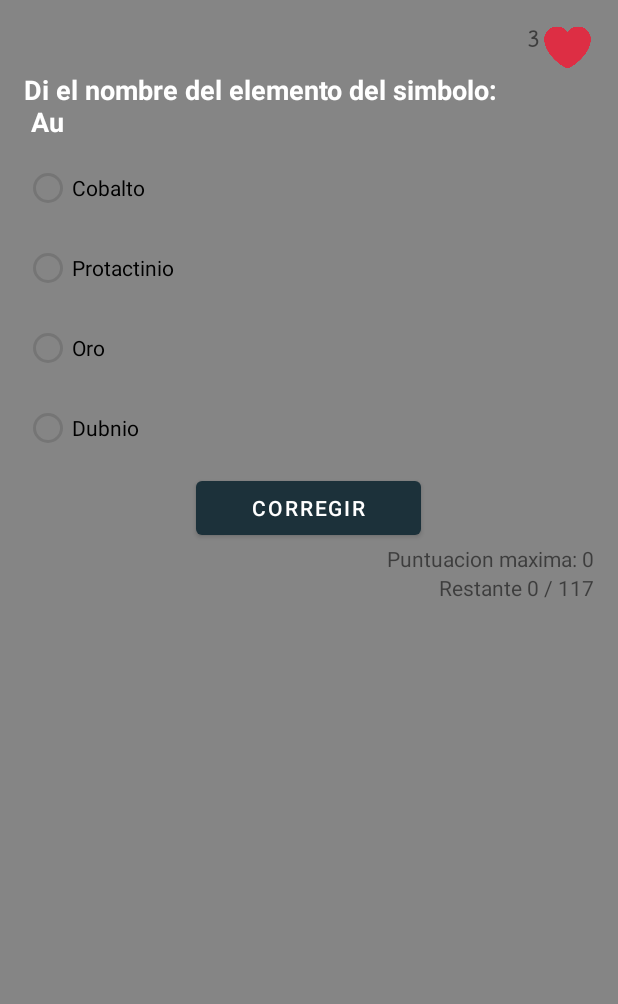
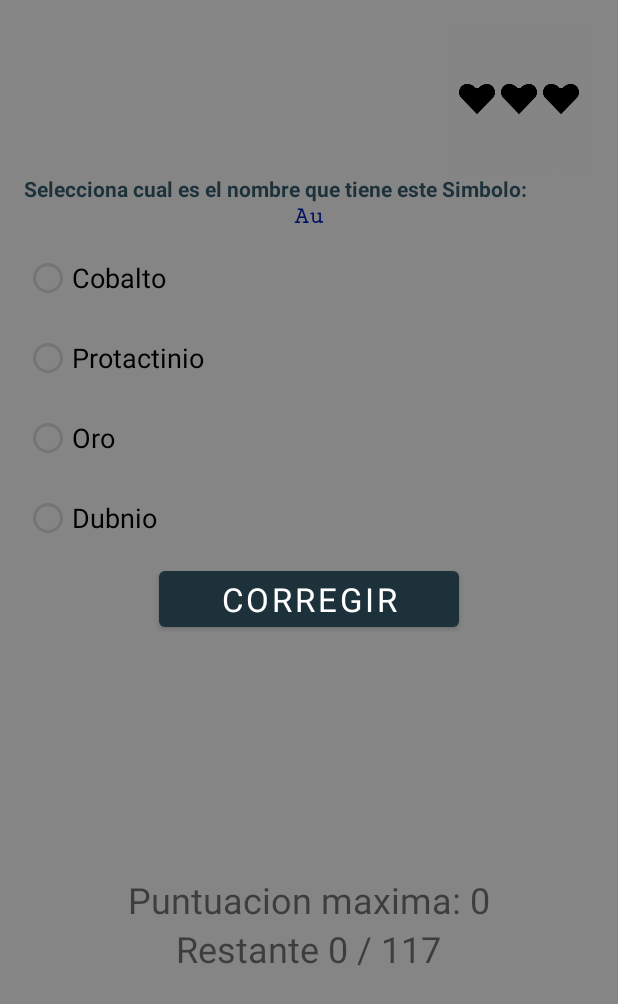
Before and after one commit to TheHypnoo/TablaPeriodica, an Android app: the Game screen opened directly, with no data from a screen before it, on a phone screen of 412 x 824 dp. Shown: the top 1004 px of the screen. Run offline under Robolectric (Android 15) with nearby library versions, the phone set to English and light mode, and no system bars.

Commit message:
Vidas cambiado...

```diff
--- a/app/src/main/java/com/sergigonzalez/tablaperiodica/Game.java
+++ b/app/src/main/java/com/sergigonzalez/tablaperiodica/Game.java
@@ -8,8 +8,10 @@
 import android.os.Bundle;
 import android.os.Handler;
 import android.os.Looper;
+import android.view.View;
 import android.view.Window;
 import android.widget.Button;
+import android.widget.ImageView;
 import android.widget.RadioButton;
 import android.widget.RadioGroup;
 import android.widget.TextView;
@@ -17,7 +19,11 @@
 
 public class Game extends AppCompatActivity {
     TextView enunciadoJuego;
+    TextView Simbolo;
     TextView muestraVidas;
+    ImageView tresCorazones;
+    ImageView dosCorazones;
+    ImageView unCorazon;
     RadioButton bt_radio1;
     RadioButton bt_radio2;
     RadioButton bt_radio3;
@@ -49,7 +55,11 @@
 
     public void FindID() {
         enunciadoJuego = findViewById(R.id.enunciadoJuego);
+        Simbolo = findViewById(R.id.simboloTextView);
         muestraVidas = findViewById(R.id.Vidas);
+        tresCorazones = findViewById(R.id.trescorazones);
+        dosCorazones = findViewById(R.id.doscorazones);
+        unCorazon = findViewById(R.id.uncorazon);
         bt_radio1 = findViewById(R.id.bt_radio1);
         bt_radio2 = findViewById(R.id.bt_radio2);
         bt_radio3 = findViewById(R.id.bt_radio3);
@@ -79,7 +89,8 @@
     @SuppressLint("SetTextI18n")
     public void preguntaActual(){
         Restante.setText("Restante "+ elementoActual +" / 117");
-        enunciadoJuego.setText("Di el nombre del elemento del simbolo:\n "+allElementos.ArrElemento[elementoActual].getSimbolo());
+        enunciadoJuego.setText("Selecciona cual es el nombre que tiene este Simbolo: ");
+        Simbolo.setText(allElementos.ArrElemento[elementoActual].getSimbolo());
         int numAux = (int) (Math.random()*4+1);
         muestraVidas.setText(String.valueOf(vida));
         if(numAux==1)
@@ -170,8 +181,12 @@
 
             vida--;
             if(vida == 2) {
+                tresCorazones.setVisibility(View.GONE);
+                dosCorazones.setVisibility(View.VISIBLE);
                 Toast.makeText(Game.this, "Te queda "+vida+" vidas", Toast.LENGTH_SHORT).show();
             } else if(vida == 1) {
+                dosCorazones.setVisibility(View.GONE);
+                unCorazon.setVisibility(View.VISIBLE);
                 Toast.makeText(Game.this, "Cuidado te queda solamente "+vida+" vida!", Toast.LENGTH_SHORT).show();
             } else if(vida == 0) {
                 Toast.makeText(Game.this, "Te has quedado sin vidas!", Toast.LENGTH_SHORT).show();
@@ -185,122 +200,4 @@
         }
 
     }
-
-    /*
-    public void Game(){
-        int ArrPos = (int)Math.floor(Math.random()*(-(116 + 0))+(116));
-        int ArrPos2 = (int)Math.floor(Math.random()*(-(116 + 0))+(116));
-        int ArrPos3 = (int)Math.floor(Math.random()*(-(116 + 0))+(116));
-        int ArrPos4 = (int)Math.floor(Math.random()*(-(116 + 0))+(116));
-        int aleatorio = (int)Math.floor(Math.random()*(-(10 + 0))+(10));
-        int aleatorio2 = (int)Math.floor(Math.random()*(1-(4+1))+(4));
-        //Hago que no se repitan!
-        if(ArrPos == ArrPos2 || ArrPos == ArrPos3 || ArrPos == ArrPos4) {
-            ArrPos = (int)Math.floor(Math.random()*(0-(116+1))+(116));
-        } else if(ArrPos2 == ArrPos || ArrPos2 == ArrPos3 || ArrPos2 == ArrPos4) {
-            ArrPos2 = (int)Math.floor(Math.random()*(0-(116+1))+(116));
-        } else if(ArrPos3 == ArrPos || ArrPos3 == ArrPos2 || ArrPos3 == ArrPos4) {
-            ArrPos3 = (int)Math.floor(Math.random()*(0-(116+1))+(116));
-        } else if(ArrPos4 == ArrPos || ArrPos4 == ArrPos2 || ArrPos4 == ArrPos3) {
-            ArrPos4 = (int)Math.floor(Math.random()*(0-(116+1))+(116));
-        }
-
-       // if(aleatorio <= 5) {
-            enunciadoJuego.setText("Selecciona cual es el nombre de este Simbolo: "+allElementos.ArrElemento[ArrPos].getSimbolo());
-            if(aleatorio2 == 1) {
-                bt_radio1.setText(allElementos.ArrElemento[ArrPos].getNombre());
-                bt_radio2.setText(allElementos.ArrElemento[ArrPos2].getNombre());
-                bt_radio3.setText(allElementos.ArrElemento[ArrPos3].getNombre());
-                bt_radio4.setText(allElementos.ArrElemento[ArrPos4].getNombre());
-            } else if(aleatorio2 == 2) {
-                bt_radio1.setText(allElementos.ArrElemento[ArrPos2].getNombre());
-                bt_radio2.setText(allElementos.ArrElemento[ArrPos].getNombre());
-                bt_radio3.setText(allElementos.ArrElemento[ArrPos3].getNombre());
-                bt_radio4.setText(allElementos.ArrElemento[ArrPos4].getNombre());
-            } else if(aleatorio2 == 3) {
-                bt_radio1.setText(allElementos.ArrElemento[ArrPos2].getNombre());
-                bt_radio2.setText(allElementos.ArrElemento[ArrPos3].getNombre());
-                bt_radio3.setText(allElementos.ArrElemento[ArrPos].getNombre());
-                bt_radio4.setText(allElementos.ArrElemento[ArrPos4].getNombre());
-            } else if(aleatorio2 == 4) {
-                bt_radio1.setText(allElementos.ArrElemento[ArrPos2].getNombre());
-                bt_radio2.setText(allElementos.ArrElemento[ArrPos3].getNombre());
-                bt_radio3.setText(allElementos.ArrElemento[ArrPos4].getNombre());
-                bt_radio4.setText(allElementos.ArrElemento[ArrPos].getNombre());
-            }
-        } else if( aleatorio > 5) {
-            enunciadoJuego.setText("Selecciona cual es el Simbolo de este nombre: "+allElementos.ArrElemento[ArrPos].getNombre());
-            if(aleatorio2 == 1) {
-                bt_radio1.setText(allElementos.ArrElemento[ArrPos].getSimbolo());
-                bt_radio2.setText(allElementos.ArrElemento[ArrPos2].getSimbolo());
-                bt_radio3.setText(allElementos.ArrElemento[ArrPos3].getSimbolo());
-                bt_radio4.setText(allElementos.ArrElemento[ArrPos4].getSimbolo());
-            } else if(aleatorio2 == 2) {
-                bt_radio1.setText(allElementos.ArrElemento[ArrPos2].getSimbolo());
-                bt_radio2.setText(allElementos.ArrElemento[ArrPos].getSimbolo());
-                bt_radio3.setText(allElementos.ArrElemento[ArrPos3].getSimbolo());
-                bt_radio4.setText(allElementos.ArrElemento[ArrPos4].getSimbolo());
-            } else if(aleatorio2 == 3) {
-                bt_radio1.setText(allElementos.ArrElemento[ArrPos2].getSimbolo());
-                bt_radio2.setText(allElementos.ArrElemento[ArrPos3].getSimbolo());
-                bt_radio3.setText(allElementos.ArrElemento[ArrPos].getSimbolo());
-                bt_radio4.setText(allElementos.ArrElemento[ArrPos4].getSimbolo());
-            } else if(aleatorio2 == 4) {
-                bt_radio1.setText(allElementos.ArrElemento[ArrPos2].getSimbolo());
-                bt_radio2.setText(allElementos.ArrElemento[ArrPos3].getSimbolo());
-                bt_radio3.setText(allElementos.ArrElemento[ArrPos4].getSimbolo());
-                bt_radio4.setText(allElementos.ArrElemento[ArrPos].getSimbolo());
-            }
-        }
-
-
-
-        int finalArrPos = ArrPos;
-        bt_corregir.setOnClickListener(v -> {
-            if(bt_radio1.getText().toString().equals(allElementos.ArrElemento[finalArrPos].getNombre())) {
-                System.out.println("Correcto!1");
-                Game();
-            } else if(bt_radio2.getText().toString().equals(allElementos.ArrElemento[finalArrPos].getNombre())){
-                System.out.println("Correcto!2");
-                Game();
-            } else if(bt_radio3.getText().toString().equals(allElementos.ArrElemento[finalArrPos].getNombre())) {
-                System.out.println("Correcto!3");
-                Game();
-            } else if(bt_radio4.getText().toString().equals(allElementos.ArrElemento[finalArrPos].getNombre())) {
-                System.out.println("Correcto!4");
-                Game();
-            } else if(!bt_radio1.getText().toString().equals(allElementos.ArrElemento[finalArrPos].getNombre())) {
-                System.out.println("Incorrecto!1");
-            } else if(!bt_radio2.getText().toString().equals(allElementos.ArrElemento[finalArrPos].getNombre())){
-                System.out.println("Incorrecto!2");
-            } else if(!bt_radio3.getText().toString().equals(allElementos.ArrElemento[finalArrPos].getNombre())) {
-                System.out.println("Incorrecto!3");
-            } else if(!bt_radio4.getText().toString().equals(allElementos.ArrElemento[finalArrPos].getNombre())) {
-                System.out.println("Incorrecto!4");
-                /*
-            } else if(bt_radio1.getText() == allElementos.ArrElemento[finalArrPos].getSimbolo()) {
-                System.out.println("Correcto!5");
-                Game();
-            } else if(bt_radio2.getText() == allElementos.ArrElemento[finalArrPos].getSimbolo()){
-                System.out.println("Correcto!6");
-                Game();
-            } else if(bt_radio3.getText() == allElementos.ArrElemento[finalArrPos].getSimbolo()) {
-                System.out.println("Correcto!7");
-                Game();
-            } else if(bt_radio4.getText() == allElementos.ArrElemento[finalArrPos].getSimbolo()) {
-                System.out.println("Correcto!8");
-                Game();
-            }else if(bt_radio1.getText() != allElementos.ArrElemento[finalArrPos].getSimbolo()) {
-                System.out.println("Incorrecto!5");
-            } else if(bt_radio2.getText() != allElementos.ArrElemento[finalArrPos].getSimbolo()){
-                System.out.println("Incorrecto!6");
-            } else if(bt_radio3.getText() != allElementos.ArrElemento[finalArrPos].getSimbolo()) {
-                System.out.println("Incorrecto!7");
-            } else if(bt_radio4.getText() != allElementos.ArrElemento[finalArrPos].getSimbolo()) {
-                System.out.println("Incorrecto!8");
-            }
-
-        }});
-
-        */
 }
--- a/app/src/main/res/layout/activity_game.xml
+++ b/app/src/main/res/layout/activity_game.xml
@@ -32,14 +32,40 @@
                 android:layout_width="wrap_content"
                 android:layout_height="wrap_content"
                 android:fontFamily="serif-monospace"
-                android:textSize="18sp"
-                android:textStyle="bold" />
+                android:textSize="24sp"
+                android:textStyle="bold"
+                android:visibility="gone"
+                tools:visibility="gone" />
 
             <ImageView
-                android:id="@+id/imageView2"
-                android:layout_width="35dp"
-                android:layout_height="31dp"
-                app:srcCompat="@mipmap/corazon" />
+                android:id="@+id/trescorazones"
+                android:layout_width="100dp"
+                android:layout_height="100dp"
+                android:layout_gravity="right"
+                android:adjustViewBounds="true"
+                android:scaleType="fitXY"
+                app:srcCompat="@mipmap/trescorazones" />
+
+            <ImageView
+                android:id="@+id/doscorazones"
+                android:layout_width="100dp"
+                android:layout_height="100dp"
+                android:layout_gravity="right"
+                android:layout_weight="0"
+                android:visibility="gone"
+                android:adjustViewBounds="true"
+                android:scaleType="fitXY"
+                app:srcCompat="@mipmap/doscorazones" />
+
+            <ImageView
+                android:id="@+id/uncorazon"
+                android:layout_width="100dp"
+                android:layout_height="100dp"
+                android:layout_weight="1"
+                android:visibility="gone"
+                android:adjustViewBounds="true"
+                android:scaleType="fitXY"
+                app:srcCompat="@mipmap/uncorazon" />
 
         </LinearLayout>
 
@@ -47,9 +73,21 @@
             android:id="@+id/enunciadoJuego"
             android:layout_width="match_parent"
             android:layout_height="wrap_content"
-            android:hint="Selecciona cual es el nombre del elemento de este Simbolo:"
-            android:textColor="#FFFFFF"
-            android:textSize="18sp"
+            android:layout_gravity="center"
+            android:hint="Selecciona cual es el nombre que tiene este Simbolo:"
+            android:textColor="@color/colorPrimary"
+            android:textSize="14sp"
+            android:textStyle="bold" />
+
+        <TextView
+            android:id="@+id/simboloTextView"
+            android:layout_width="match_parent"
+            android:layout_height="wrap_content"
+            android:fontFamily="serif-monospace"
+            android:gravity="center"
+            android:hint="Simbolo"
+            android:textColor="@color/colorPrimaryDark"
+            android:textSize="16dp"
             android:textStyle="bold" />
 
         <Space
@@ -64,6 +102,7 @@
             <RadioButton
                 android:id="@+id/bt_radio1"
                 android:layout_width="match_parent"
+                android:textSize="18dp"
                 android:layout_height="wrap_content" />
 
             <Space
@@ -73,6 +112,7 @@
             <RadioButton
                 android:id="@+id/bt_radio2"
                 android:layout_width="match_parent"
+                android:textSize="18dp"
                 android:layout_height="wrap_content" />
 
             <Space
@@ -82,6 +122,7 @@
             <RadioButton
                 android:id="@+id/bt_radio3"
                 android:layout_width="match_parent"
+                android:textSize="18dp"
                 android:layout_height="wrap_content" />
 
             <Space
@@ -91,6 +132,7 @@
             <RadioButton
                 android:id="@+id/bt_radio4"
                 android:layout_width="match_parent"
+                android:textSize="18dp"
                 android:layout_height="wrap_content" />
 
             <Space
@@ -99,24 +141,24 @@
 
             <Button
                 android:id="@+id/bt_corregir"
-                android:layout_width="150dp"
+                android:layout_width="200dp"
                 android:layout_height="wrap_content"
                 android:layout_gravity="center"
                 android:text="Corregir"
-                android:textColor="#FFFFFF" />
+                android:textColor="#FFFFFF"
+                style="@style/TextAppearance.AppCompat.Large"/>
 
         </RadioGroup>
 
         <LinearLayout
             android:layout_width="match_parent"
             android:layout_height="match_parent"
-            android:layout_gravity="right"
             android:orientation="horizontal">
 
             <LinearLayout
                 android:layout_width="match_parent"
                 android:layout_height="wrap_content"
-                android:layout_gravity="right"
+                android:layout_gravity="center"
                 android:layout_weight="1"
                 android:orientation="vertical">
 
@@ -124,17 +166,21 @@
                     android:id="@+id/PuntMaximo"
                     android:layout_width="wrap_content"
                     android:layout_height="wrap_content"
-                    android:layout_gravity="right"
+                    android:layout_gravity="center"
                     android:layout_weight="1"
-                    android:text="Puntuación maxima:" />
+                    android:hint="Puntuacion Maxima: "
+                    android:textColorHighlight="#FFFFFF"
+                    android:textSize="24sp" />
 
                 <TextView
                     android:id="@+id/Restante"
                     android:layout_width="wrap_content"
                     android:layout_height="wrap_content"
-                    android:layout_gravity="right"
+                    android:layout_gravity="center"
                     android:layout_weight="1"
-                    android:text="Restante:" />
+                    android:hint="Restante: "
+                    android:textColorHighlight="#FFFFFF"
+                    android:textSize="24sp" />
             </LinearLayout>
 
         </LinearLayout>
```
Also changed, not shown: app/src/main/res/mipmap-mdpi/corazon.png (deleted), app/src/main/res/mipmap-mdpi/doscorazones.png (added), app/src/main/res/mipmap-mdpi/trescorazones.png (added), app/src/main/res/mipmap-mdpi/uncorazon.png (added).
